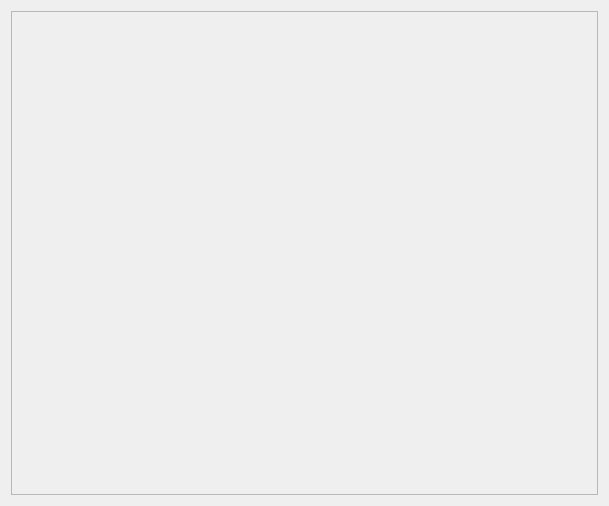
First picture: the form in src/main/python/views/settings_dialog.ui, repository samuelterra22/Analysis-of-antenna-coverage, before the edit.
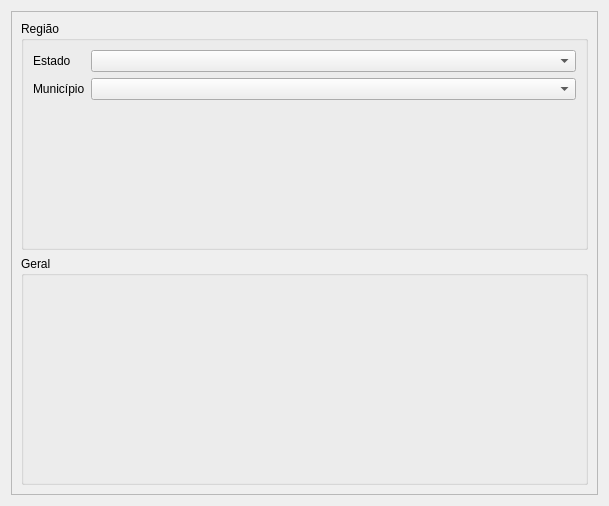
Second picture: the form after the edit.

Commit message: Add combobox for settings

```diff
--- a/src/main/python/views/settings_dialog.ui
+++ b/src/main/python/views/settings_dialog.ui
@@ -25,26 +25,40 @@
      <property name="frameShadow">
       <enum>QFrame::Raised</enum>
      </property>
-     <layout class="QGridLayout" name="gridLayout">
-      <item row="0" column="0">
-       <widget class="QFrame" name="frame_2">
-        <property name="minimumSize">
-         <size>
-          <width>70</width>
-          <height>0</height>
-         </size>
+     <layout class="QVBoxLayout" name="verticalLayout_2">
+      <item>
+       <widget class="QGroupBox" name="groupBox">
+        <property name="title">
+         <string>Região</string>
         </property>
-        <property name="locale">
-         <locale language="Portuguese" country="Brazil"/>
-        </property>
-        <property name="frameShape">
-         <enum>QFrame::NoFrame</enum>
-        </property>
-        <property name="frameShadow">
-         <enum>QFrame::Raised</enum>
-        </property>
-        <property name="lineWidth">
-         <number>0</number>
+        <layout class="QFormLayout" name="formLayout">
+         <item row="0" column="0">
+          <widget class="QLabel" name="label_regiao_estado">
+           <property name="text">
+            <string>Estado</string>
+           </property>
+          </widget>
+         </item>
+         <item row="1" column="0">
+          <widget class="QLabel" name="label_regiao_minicipio">
+           <property name="text">
+            <string>Município</string>
+           </property>
+          </widget>
+         </item>
+         <item row="0" column="1">
+          <widget class="QComboBox" name="combo_box_regiao_estado"/>
+         </item>
+         <item row="1" column="1">
+          <widget class="QComboBox" name="combo_box_regiao_municipio"/>
+         </item>
+        </layout>
+       </widget>
+      </item>
+      <item>
+       <widget class="QGroupBox" name="groupBox_2">
+        <property name="title">
+         <string>Geral</string>
         </property>
        </widget>
       </item>
```
